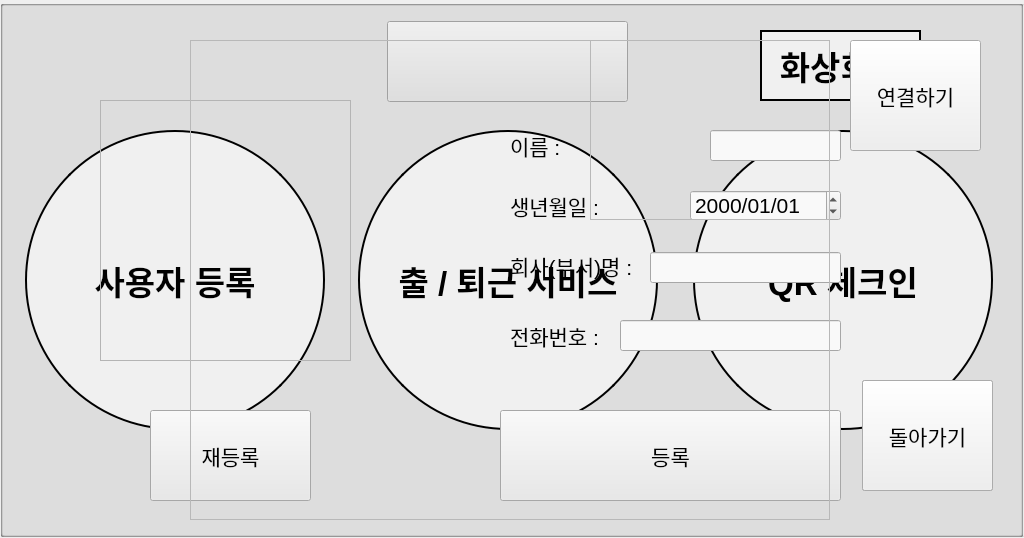
Old version of the form src/rio_ui/rio_ui/ui/guide_service.ui in the repository addinedu-ros-4th/ros-repo-1.
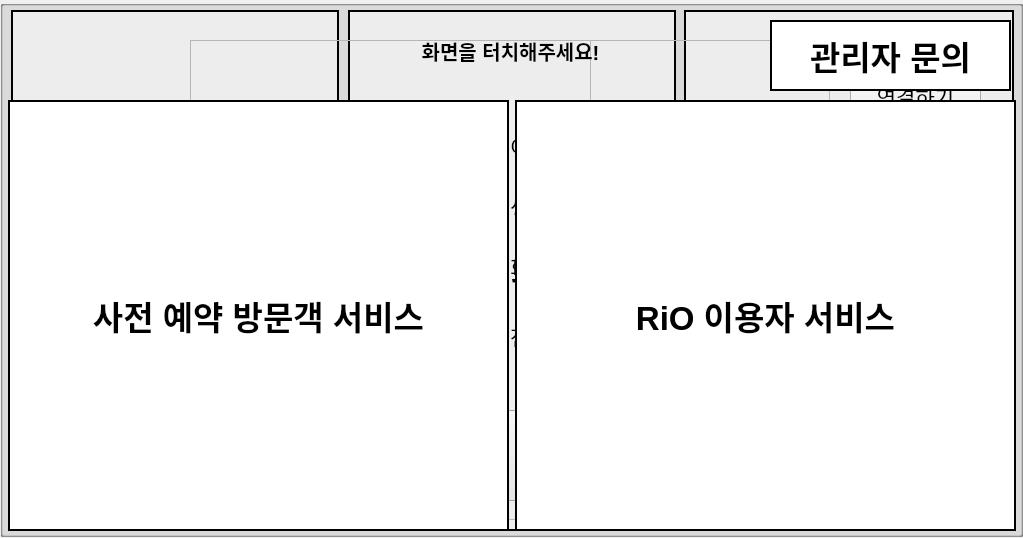
New version of the form. Icons and pictures are not drawn.

```diff
--- a/src/rio_ui/rio_ui/ui/guide_service.ui
+++ b/src/rio_ui/rio_ui/ui/guide_service.ui
@@ -6,7 +6,7 @@
    <rect>
     <x>0</x>
     <y>0</y>
-    <width>1024</width>
+    <width>1023</width>
     <height>538</height>
    </rect>
   </property>
@@ -33,10 +33,10 @@
    <widget class="QPushButton" name="pushRegister">
     <property name="geometry">
      <rect>
-      <x>25</x>
-      <y>130</y>
-      <width>300</width>
-      <height>300</height>
+      <x>11</x>
+      <y>10</y>
+      <width>328</width>
+      <height>521</height>
      </rect>
     </property>
     <property name="font">
@@ -47,21 +47,22 @@
      </font>
     </property>
     <property name="styleSheet">
-     <string notr="true">QWidget{border-radius : 150px; background-color : white; border : 2px solid black; color : black;}
+     <string notr="true">QWidget{ background-color : white; border : 2px solid black; color : black;}
 QWidget:hover{background-color : rgb(200, 200, 200);}
 QWidget:pressed{background-color:rgb(50, 50, 50);}</string>
     </property>
     <property name="text">
-     <string>사용자 등록</string>
+     <string>신규 사용자 
+ 등록</string>
     </property>
    </widget>
    <widget class="QPushButton" name="pushCommute">
     <property name="geometry">
      <rect>
-      <x>358</x>
-      <y>130</y>
-      <width>300</width>
-      <height>300</height>
+      <x>348</x>
+      <y>10</y>
+      <width>328</width>
+      <height>521</height>
      </rect>
     </property>
     <property name="font">
@@ -72,42 +73,23 @@
      </font>
     </property>
     <property name="styleSheet">
-     <string notr="true">QWidget{border-radius : 150px; background-color : white; border : 2px solid black; color : black;}
+     <string notr="true">QWidget{background-color : white; border : 2px solid black; color : black;}
 QWidget:hover{background-color : rgb(200, 200, 200);}
 QWidget:pressed{background-color:rgb(50, 50, 50);}</string>
     </property>
     <property name="text">
-     <string>출 / 퇴근 서비스</string>
+     <string>출 / 퇴근</string>
     </property>
    </widget>
    <widget class="QPushButton" name="pushNormal">
     <property name="geometry">
      <rect>
-      <x>387</x>
-      <y>21</y>
-      <width>241</width>
-      <height>81</height>
+      <x>684</x>
+      <y>10</y>
+      <width>330</width>
+      <height>521</height>
      </rect>
     </property>
-    <property name="styleSheet">
-     <string notr="true">image: url(:/Icon/normal.png);</string>
-    </property>
-    <property name="text">
-     <string/>
-    </property>
-    <property name="default">
-     <bool>false</bool>
-    </property>
-   </widget>
-   <widget class="QPushButton" name="pushQR">
-    <property name="geometry">
-     <rect>
-      <x>693</x>
-      <y>130</y>
-      <width>300</width>
-      <height>300</height>
-     </rect>
-    </property>
     <property name="font">
      <font>
       <pointsize>25</pointsize>
@@ -116,32 +98,7 @@
      </font>
     </property>
     <property name="styleSheet">
-     <string notr="true">QWidget{border-radius : 150px; background-color : white; border : 2px solid black; color : black;}
-QWidget:hover{background-color : rgb(200, 200, 200);}
-QWidget:pressed{background-color:rgb(50, 50, 50);}</string>
-    </property>
-    <property name="text">
-     <string>QR 체크인</string>
-    </property>
-   </widget>
-   <widget class="QPushButton" name="video_refer_bt">
-    <property name="geometry">
-     <rect>
-      <x>760</x>
-      <y>30</y>
-      <width>161</width>
-      <height>71</height>
-     </rect>
-    </property>
-    <property name="font">
-     <font>
-      <pointsize>25</pointsize>
-      <weight>75</weight>
-      <bold>true</bold>
-     </font>
-    </property>
-    <property name="styleSheet">
-     <string notr="true">QWidget{border-radius : 150px; background-color : white; border : 2px solid black; color : black;}
+     <string notr="true">QWidget{background-color : white; border : 2px solid black; color : black;}
 QWidget:hover{background-color : rgb(200, 200, 200);}
 QWidget:pressed{background-color:rgb(50, 50, 50);}</string>
     </property>
@@ -155,7 +112,7 @@
     <rect>
      <x>0</x>
      <y>0</y>
-     <width>1030</width>
+     <width>1023</width>
      <height>537</height>
     </rect>
    </property>
@@ -536,6 +493,117 @@
     </property>
    </widget>
   </widget>
+  <widget class="QGroupBox" name="maingroup">
+   <property name="geometry">
+    <rect>
+     <x>0</x>
+     <y>0</y>
+     <width>1023</width>
+     <height>537</height>
+    </rect>
+   </property>
+   <property name="title">
+    <string/>
+   </property>
+   <widget class="QPushButton" name="QR_bt">
+    <property name="geometry">
+     <rect>
+      <x>8</x>
+      <y>100</y>
+      <width>501</width>
+      <height>431</height>
+     </rect>
+    </property>
+    <property name="font">
+     <font>
+      <pointsize>25</pointsize>
+      <weight>75</weight>
+      <bold>true</bold>
+     </font>
+    </property>
+    <property name="styleSheet">
+     <string notr="true">QWidget{background-color : white; border : 2px solid black; color : black;}
+QWidget:hover{background-color : rgb(200, 200, 200);}
+QWidget:pressed{background-color:rgb(50, 50, 50);}</string>
+    </property>
+    <property name="text">
+     <string>사전 예약 방문객 서비스</string>
+    </property>
+   </widget>
+   <widget class="QPushButton" name="call_admin">
+    <property name="geometry">
+     <rect>
+      <x>770</x>
+      <y>20</y>
+      <width>241</width>
+      <height>71</height>
+     </rect>
+    </property>
+    <property name="font">
+     <font>
+      <pointsize>25</pointsize>
+      <weight>75</weight>
+      <bold>true</bold>
+     </font>
+    </property>
+    <property name="styleSheet">
+     <string notr="true">QWidget{border-radius : 150px; background-color : white; border : 2px solid black; color : black;}
+QWidget:hover{background-color : rgb(200, 200, 200);}
+QWidget:pressed{background-color:rgb(50, 50, 50);}</string>
+    </property>
+    <property name="text">
+     <string>관리자 문의</string>
+    </property>
+   </widget>
+   <widget class="QPushButton" name="tenant_group_bt">
+    <property name="geometry">
+     <rect>
+      <x>515</x>
+      <y>100</y>
+      <width>501</width>
+      <height>431</height>
+     </rect>
+    </property>
+    <property name="font">
+     <font>
+      <pointsize>25</pointsize>
+      <weight>75</weight>
+      <bold>true</bold>
+     </font>
+    </property>
+    <property name="styleSheet">
+     <string notr="true">QWidget{background-color : white; border : 2px solid black; color : black;}
+QWidget:hover{background-color : rgb(200, 200, 200);}
+QWidget:pressed{background-color:rgb(50, 50, 50);}</string>
+    </property>
+    <property name="text">
+     <string>RiO 이용자 서비스</string>
+    </property>
+   </widget>
+   <widget class="QLabel" name="label_6">
+    <property name="geometry">
+     <rect>
+      <x>370</x>
+      <y>30</y>
+      <width>281</width>
+      <height>41</height>
+     </rect>
+    </property>
+    <property name="font">
+     <font>
+      <pointsize>15</pointsize>
+      <weight>75</weight>
+      <bold>true</bold>
+     </font>
+    </property>
+    <property name="text">
+     <string>화면을 터치해주세요!</string>
+    </property>
+    <property name="alignment">
+     <set>Qt::AlignCenter</set>
+    </property>
+   </widget>
+  </widget>
  </widget>
  <resources/>
  <connections/>
```
Left out of the diff: 4 changed lines with no effect on the pictures.
